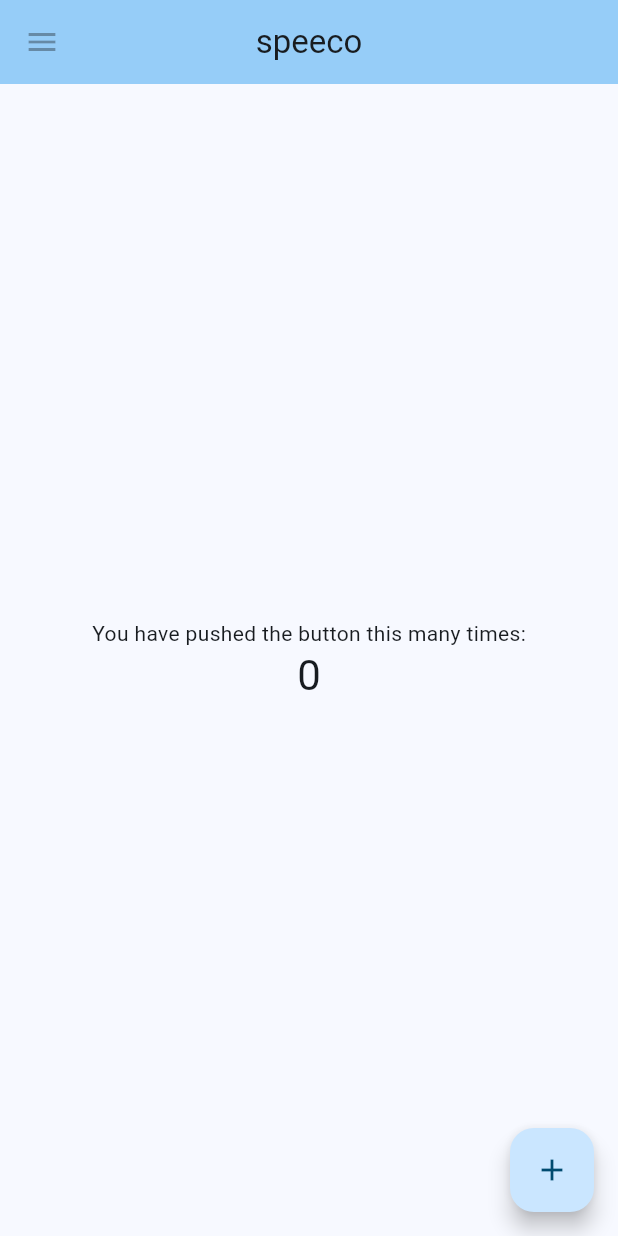
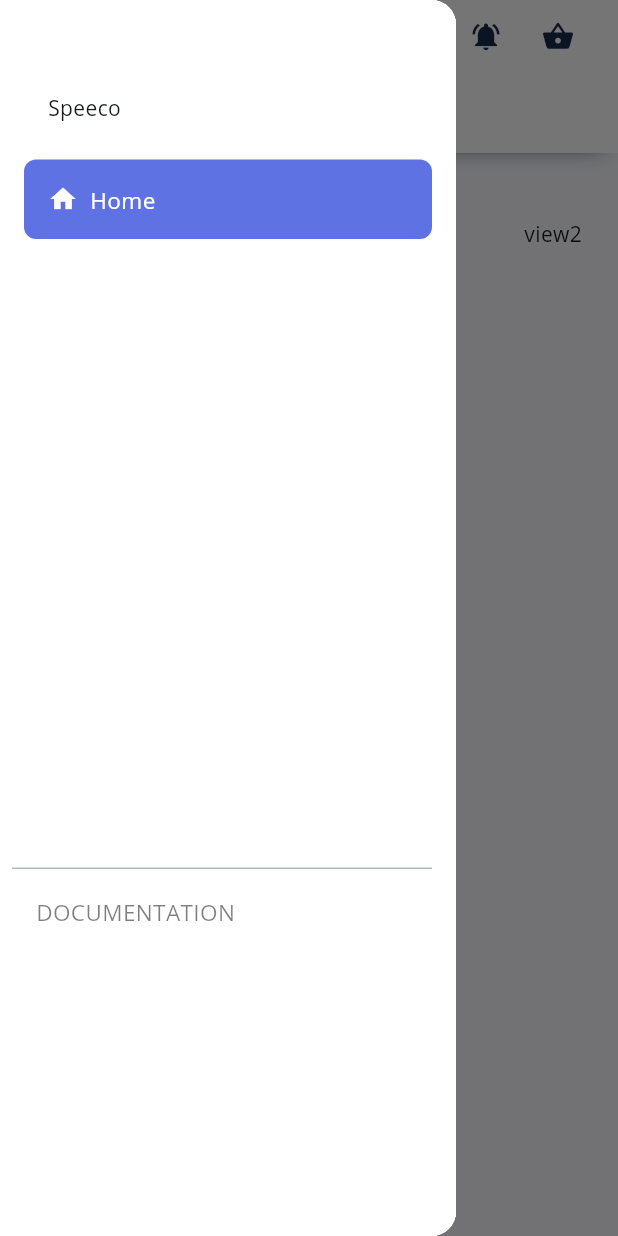
Before and after one commit to sungtaek/speeco, a Flutter app: the screen it shows after launch, with the side drawer open (before the commit the screen has no drawer), on a phone screen of 412 x 824 dp. Run offline on Flutter 3.47's test engine with Material 2 defaults, Android fonts, the phone set to English and light mode, and no system bars.

Commit message:
init layout

```diff
--- a/app/analysis_options.yaml
+++ b/app/analysis_options.yaml
@@ -21,8 +21,9 @@ linter:
   # `// ignore_for_file: name_of_lint` syntax on the line or in the file
   # producing the lint.
   rules:
-    # avoid_print: false  # Uncomment to disable the `avoid_print` rule
-    # prefer_single_quotes: true  # Uncomment to enable the `prefer_single_quotes` rule
+    prefer_const_constructors: false
+    prefer_const_literals_to_create_immutables: false
+    prefer_const_constructors_in_immutables: false
 
 # Additional information about this file can be found at
 # https://dart.dev/guides/language/analysis-options
--- a/app/lib/main.dart
+++ b/app/lib/main.dart
@@ -1,67 +1,27 @@
 import 'package:flutter/material.dart';
 
-import 'top.dart';
+import 'pages/home.dart';
 
 void main() {
-  runApp(const MainApp());
+  runApp(MainApp());
 }
 
 class MainApp extends StatelessWidget {
-  const MainApp({super.key});
 
-  // This widget is the root of your application.
   @override
   Widget build(BuildContext context) {
     return MaterialApp(
       title: 'Speeco',
       theme: ThemeData(
+        fontFamily: 'OpenSans',
         colorScheme: ColorScheme.fromSeed(seedColor: Colors.lightBlue),
         useMaterial3: true,
       ),
-      home: const MainPage(),
+      initialRoute: "/home",
+      debugShowCheckedModeBanner: false,
+      routes: <String, WidgetBuilder>{
+        "/home": (BuildContext context) => HomePage(),
+      }
     );
   }
 }
-
-class MainPage extends StatefulWidget {
-  const MainPage({super.key});
-
-  @override
-  State<MainPage> createState() => _MainPageState();
-}
-
-class _MainPageState extends State<MainPage> {
-  int _counter = 0;
-
-  void _incrementCounter() {
-    setState(() {
-      _counter++;
-    });
-  }
-
-  @override
-  Widget build(BuildContext context) {
-    return Scaffold(
-      appBar: const SpeecoTop(),
-      body: Center(
-        child: Column(
-          mainAxisAlignment: MainAxisAlignment.center,
-          children: <Widget>[
-            const Text(
-              'You have pushed the button this many times:',
-            ),
-            Text(
-              '$_counter',
-              style: Theme.of(context).textTheme.headlineMedium,
-            ),
-          ],
-        ),
-      ),
-      floatingActionButton: FloatingActionButton(
-        onPressed: _incrementCounter,
-        tooltip: 'Increment',
-        child: const Icon(Icons.add),
-      ),
-    );
-  }
-}
--- /dev/null
+++ b/app/lib/pages/home.dart
@@ -0,0 +1,40 @@
+import 'package:flutter/material.dart';
+
+import '../theme.dart';
+import '../widgets/drawer.dart';
+import '../widgets/navbar.dart';
+
+class HomePage extends StatelessWidget {
+
+  @override
+  Widget build(BuildContext context) {
+    return Scaffold(
+        appBar: Navbar(
+          title: "Home",
+        ),
+        backgroundColor: ThemeColors.bgColorScreen,
+        // key: _scaffoldKey,
+        drawer: SpeecoDrawer(currentPage: "Home"),
+        body: Container(
+          padding: EdgeInsets.only(left: 24.0, right: 24.0),
+          child: SingleChildScrollView(
+            child: Column(
+              children: [
+                Padding(
+                  padding: EdgeInsets.only(top: 16.0),
+                  child: Text("Hello")
+                ),
+                SizedBox(height: 8.0),
+                Row(
+                  mainAxisAlignment: MainAxisAlignment.spaceBetween,
+                  children: [
+                    Text("view1"),
+                    Text("view2"),
+                  ],
+                ),
+              ],
+            ),
+          ),
+        ));
+  }
+}
--- /dev/null
+++ b/app/lib/theme.dart
@@ -0,0 +1,37 @@
+import 'dart:ui' show Color;
+
+class ThemeColors {
+  static const Color black = Color(0xFF000000);
+
+  static const Color white = Color(0xFFFFFFFF);
+
+  static const Color initial = Color.fromRGBO(23, 43, 77, 1.0);
+
+  static const Color primary = Color.fromRGBO(94, 114, 228, 1.0);
+
+  static const Color secondary = Color.fromRGBO(247, 250, 252, 1.0);
+
+  static const Color label = Color.fromRGBO(254, 36, 114, 1.0);
+
+  static const Color info = Color.fromRGBO(17, 205, 239, 1.0);
+
+  static const Color error = Color.fromRGBO(245, 54, 92, 1.0);
+
+  static const Color success = Color.fromRGBO(45, 206, 137, 1.0);
+
+  static const Color warning = Color.fromRGBO(251, 99, 64, 1.0);
+
+  static const Color header = Color.fromRGBO(82, 95, 127, 1.0);
+
+  static const Color bgColorScreen = Color.fromRGBO(248, 249, 254, 1.0);
+
+  static const Color border = Color.fromRGBO(202, 209, 215, 1.0);
+
+  static const Color inputSuccess = Color.fromRGBO(123, 222, 177, 1.0);
+
+  static const Color inputError = Color.fromRGBO(252, 179, 164, 1.0);
+
+  static const Color muted = Color.fromRGBO(136, 152, 170, 1.0);
+
+  static const Color text = Color.fromRGBO(50, 50, 93, 1.0);
+}
--- a/app/lib/top.dart
+++ /dev/null
@@ -1,21 +0,0 @@
-
-import 'package:flutter/material.dart';
-
-class SpeecoTop extends StatelessWidget implements PreferredSizeWidget {
-
-  const SpeecoTop({super.key});
-
-  @override
-  Size get preferredSize => const Size.fromHeight(kToolbarHeight);
-
-  @override
-  Widget build(BuildContext context) {
-    return AppBar(
-      backgroundColor: Theme.of(context).colorScheme.inversePrimary,
-      title: const Text('speeco'),
-      centerTitle: true,
-      leading: const IconButton(icon: Icon(Icons.menu), onPressed: null),
-    );
-  }
-
-}
--- /dev/null
+++ b/app/lib/widgets/drawer-tile.dart
@@ -0,0 +1,46 @@
+import 'package:flutter/material.dart';
+
+import '../theme.dart';
+
+class DrawerTile extends StatelessWidget {
+  final String title;
+  final IconData icon;
+  final GestureTapCallback onTap;
+  final bool isSelected;
+  final Color iconColor;
+
+  DrawerTile(
+      {this.title,
+      this.icon,
+      this.onTap,
+      this.isSelected = false,
+      this.iconColor = ThemeColors.text});
+
+  @override
+  Widget build(BuildContext context) {
+    return GestureDetector(
+      onTap: onTap,
+      child: Container(
+          padding: EdgeInsets.all(16),
+          decoration: BoxDecoration(
+              color: isSelected ? ThemeColors.primary : ThemeColors.white,
+              borderRadius: BorderRadius.all(Radius.circular(8))),
+          child: Row(
+            children: [
+              Icon(icon,
+                  size: 20, color: isSelected ? ThemeColors.white : iconColor),
+              Padding(
+                padding: EdgeInsets.only(left: 8.0),
+                child: Text(title,
+                    style: TextStyle(
+                        letterSpacing: .3,
+                        fontSize: 15,
+                        color: isSelected
+                            ? ThemeColors.white
+                            : Color.fromRGBO(0, 0, 0, 0.7))),
+              )
+            ],
+          )),
+    );
+  }
+}
--- /dev/null
+++ b/app/lib/widgets/drawer.dart
@@ -0,0 +1,74 @@
+import 'package:flutter/material.dart';
+
+import '../theme.dart';
+import 'drawer-tile.dart';
+
+// import 'package:argon_flutter/widgets/drawer-tile.dart';
+
+class SpeecoDrawer extends StatelessWidget {
+  final String currentPage;
+
+  SpeecoDrawer({this.currentPage = "home"});
+
+  @override
+  Widget build(BuildContext context) {
+    return Drawer(
+        child: Container(
+      color: ThemeColors.white,
+      child: Column(children: [
+        Container(
+            height: MediaQuery.of(context).size.height * 0.1,
+            width: MediaQuery.of(context).size.width * 0.85,
+            child: SafeArea(
+              bottom: false,
+              child: Align(
+                alignment: Alignment.bottomLeft,
+                child: Padding(
+                  padding: EdgeInsets.only(left: 32),
+                  child: Text("Speeco"),
+                ),
+              ),
+            )),
+        Expanded(
+          flex: 2,
+          child: ListView(
+            padding: EdgeInsets.only(top: 24, left: 16, right: 16),
+            children: [
+              DrawerTile(
+                  icon: Icons.home,
+                  onTap: () {
+                    if (currentPage != "Home") {
+                      Navigator.pushReplacementNamed(context, '/home');
+                    }
+                  },
+                  iconColor: ThemeColors.primary,
+                  title: "Home",
+                  isSelected: currentPage == "Home" ? true : false),
+            ],
+          ),
+        ),
+        Expanded(
+          flex: 1,
+          child: Container(
+              padding: EdgeInsets.only(left: 8, right: 16),
+              child: Column(
+                mainAxisAlignment: MainAxisAlignment.start,
+                crossAxisAlignment: CrossAxisAlignment.start,
+                children: [
+                  Divider(height: 4, thickness: 0, color: ThemeColors.muted),
+                  Padding(
+                    padding:
+                        EdgeInsets.only(top: 16.0, left: 16, bottom: 8),
+                    child: Text("DOCUMENTATION",
+                        style: TextStyle(
+                          color: Color.fromRGBO(0, 0, 0, 0.5),
+                          fontSize: 15,
+                        )),
+                  ),
+                ],
+              )),
+        ),
+      ]),
+    ));
+  }
+}
--- /dev/null
+++ b/app/lib/widgets/navbar.dart
@@ -0,0 +1,119 @@
+import 'package:flutter/material.dart';
+
+import '../theme.dart';
+
+class Navbar extends StatelessWidget implements PreferredSizeWidget {
+  final String title;
+  final bool transparent;
+  final bool rightOptions;
+  final bool backButton;
+  final bool noShadow;
+  final Color bgColor;
+
+  Navbar(
+      {this.title = "Home",
+      this.transparent = false,
+      this.rightOptions = true,
+      this.backButton = false,
+      this.noShadow = false,
+      this.bgColor = Colors.white});
+
+  final double _prefferedHeight = 180.0;
+
+  @override
+  Size get preferredSize => Size.fromHeight(_prefferedHeight);
+
+  @override
+  Widget build(BuildContext context) {
+
+    return Container(
+        height: 102.0,
+        decoration: BoxDecoration(
+            color: !transparent ? bgColor : Colors.transparent,
+            boxShadow: [
+              BoxShadow(
+                  color: !transparent && !noShadow ? ThemeColors.initial : Colors.transparent,
+                  spreadRadius: -10,
+                  blurRadius: 12,
+                  offset: Offset(0, 5))
+            ]),
+        child: SafeArea(
+          child: Padding(
+            padding: EdgeInsets.only(left: 16.0, right: 16.0),
+            child: Column(
+              children: [
+                Row(
+                  mainAxisAlignment: MainAxisAlignment.spaceBetween,
+                  crossAxisAlignment: CrossAxisAlignment.center,
+                  children: [
+                    Row(
+                      children: [
+                        IconButton(
+                            icon: Icon(
+                                !backButton ? Icons.menu : Icons.arrow_back_ios,
+                                color: !transparent
+                                    ? (bgColor == ThemeColors.white
+                                        ? ThemeColors.initial
+                                        : ThemeColors.white)
+                                    : ThemeColors.white,
+                                size: 24.0),
+                            onPressed: () {
+                              if (!backButton) {
+                                Scaffold.of(context).openDrawer();
+                              } else {
+                                Navigator.pop(context);
+                              }
+                            }),
+                        Text(title,
+                            style: TextStyle(
+                                color: !transparent
+                                    ? (bgColor == ThemeColors.white
+                                        ? ThemeColors.initial
+                                        : ThemeColors.white)
+                                    : ThemeColors.white,
+                                fontWeight: FontWeight.w600,
+                                fontSize: 18.0)),
+                      ],
+                    ),
+                    if (rightOptions)
+                      Row(
+                        mainAxisAlignment: MainAxisAlignment.spaceEvenly,
+                        children: [
+                          GestureDetector(
+                            onTap: () {
+                              Navigator.pushNamed(context, '/pro');
+                            },
+                            child: IconButton(
+                                icon: Icon(Icons.notifications_active,
+                                    color: !transparent
+                                        ? (bgColor == ThemeColors.white
+                                            ? ThemeColors.initial
+                                            : ThemeColors.white)
+                                        : ThemeColors.white,
+                                    size: 22.0),
+                                onPressed: null),
+                          ),
+                          GestureDetector(
+                            onTap: () {
+                              Navigator.pushNamed(context, '/pro');
+                            },
+                            child: IconButton(
+                                icon: Icon(Icons.shopping_basket,
+                                    color: !transparent
+                                        ? (bgColor == ThemeColors.white
+                                            ? ThemeColors.initial
+                                            : ThemeColors.white)
+                                        : ThemeColors.white,
+                                    size: 22.0),
+                                onPressed: null),
+                          ),
+                        ],
+                      )
+                  ],
+                ),
+              ],
+            ),
+          ),
+        ));
+  }
+}
```
Also changed, not shown: app/pubspec.yaml (+10 -72 lines), app/assets/fonts/OpenSans-Bold.ttf (added), app/assets/fonts/OpenSans-Light.ttf (added), app/assets/fonts/OpenSans-Regular.ttf (added), app/pubspec.lock, 59 other files.
